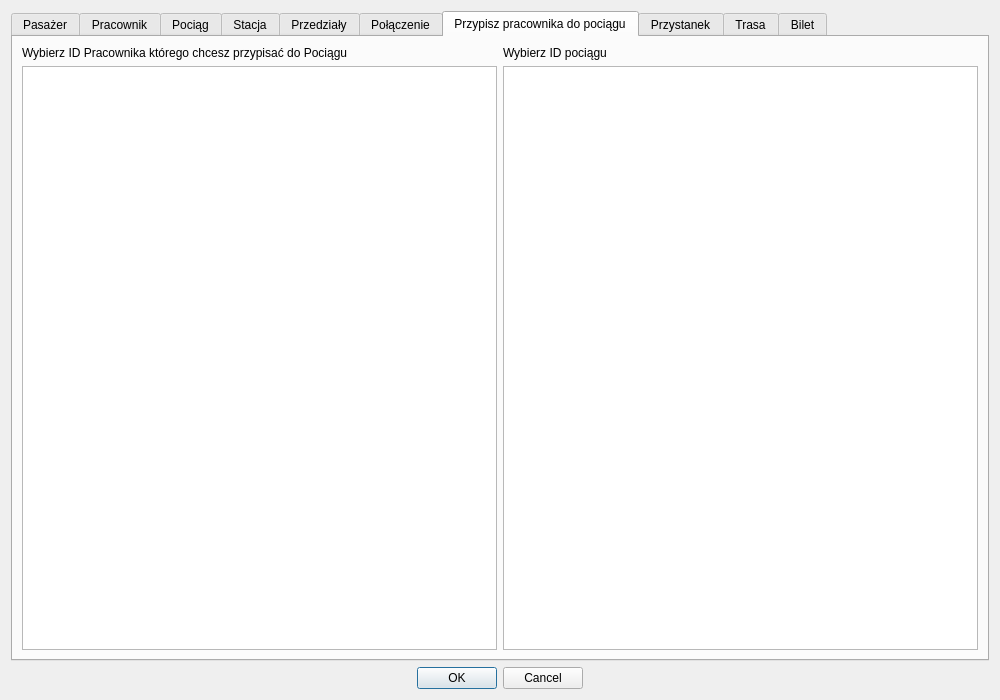
Before: the Qt Designer form addwindow.ui in albixus/Oracle_Client, drawn with Qt 5.
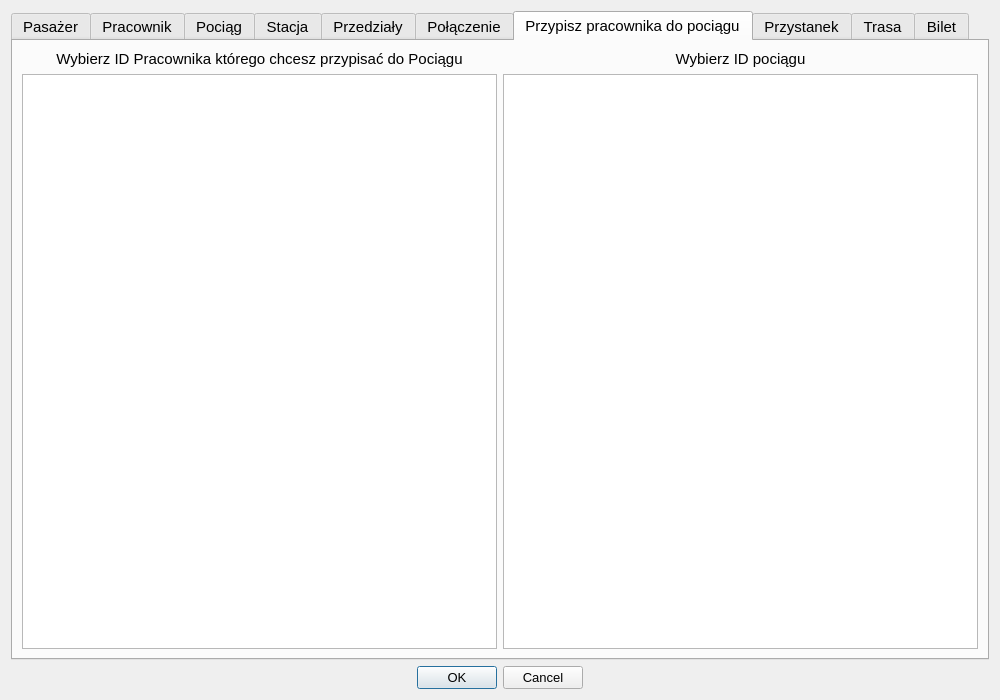
After: the same form once the commit is applied. The open tabs and pages were chosen to show the change.

```diff
--- a/addwindow.ui
+++ b/addwindow.ui
@@ -10,6 +10,11 @@
     <height>700</height>
    </rect>
   </property>
+  <property name="font">
+   <font>
+    <pointsize>10</pointsize>
+   </font>
+  </property>
   <property name="windowTitle">
    <string>Dialog</string>
   </property>
@@ -21,6 +26,11 @@
      </property>
      <item>
       <widget class="QTabWidget" name="tabs">
+       <property name="font">
+        <font>
+         <pointsize>11</pointsize>
+        </font>
+       </property>
        <property name="currentIndex">
         <number>0</number>
        </property>
@@ -344,6 +354,9 @@
                <property name="text">
                 <string>Wybierz ID Pracownika którego chcesz przypisać do Pociągu</string>
                </property>
+               <property name="alignment">
+                <set>Qt::AlignCenter</set>
+               </property>
               </widget>
              </item>
              <item>
@@ -361,6 +374,9 @@
                <property name="text">
                 <string>Wybierz ID pociągu</string>
                </property>
+               <property name="alignment">
+                <set>Qt::AlignCenter</set>
+               </property>
               </widget>
              </item>
              <item>
```
Left out of the diff: 2 changed lines with no effect on the pictures.
